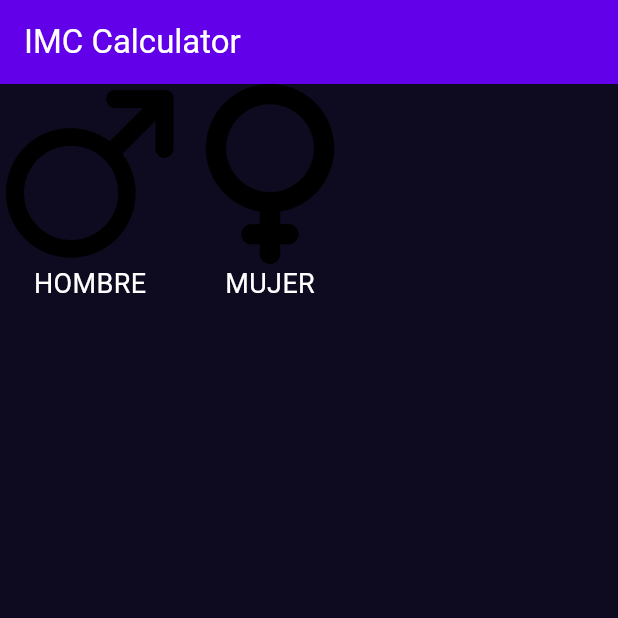
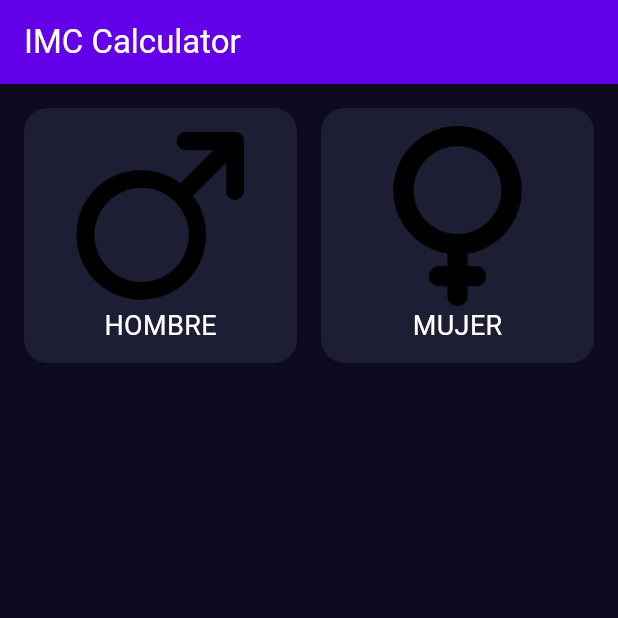
Before and after one commit to TaZZiTo/imc_calculator, a Flutter app: the screen it shows after launch, on a phone screen of 412 x 824 dp, the top half of it. Run offline on Flutter 3.47's test engine with Material 3 defaults, Android fonts, the phone set to English and light mode, and no system bars.

Commit message:
Añadidos botones GenderSelection

```diff
--- a/lib/components/gender_selector.dart
+++ b/lib/components/gender_selector.dart
@@ -1,4 +1,6 @@
 import 'package:flutter/material.dart';
+import 'package:imc_calculator/core/text_styles.dart';
+import 'package:imc_calculator/core/app_colors.dart';
 
 class GenderSelector extends StatefulWidget {
   const GenderSelector({super.key});
@@ -15,24 +17,70 @@ class _GenderSelectorState extends State<GenderSelector> {
     return Row(
       children: [
         //Hombre
-        Column(
+        Expanded(
+          child: GestureDetector(
+            onTap: (){
+              setState(() {
+                selectedGender = 'Hombre';
+              });
+            },
+            child: Padding(
+              padding: const EdgeInsets.only(left: 16,top: 16,bottom: 16,right: 8),
+              child: Container(
+                decoration: BoxDecoration(
+                 color:  selectedGender == 'Hombre'
+                ? AppColors.backgroundComponentsSelected
+                : AppColors.backgroundComponents,
+                 borderRadius: BorderRadius.circular(16),
+                ) ,
+                child: Padding(
+                  padding: const EdgeInsets.all(12),
+                  child: Column(
                     children: [
                       Image.asset('assets/images/male.png', height: 120),
                       Text(
                         'Hombre'.toUpperCase(),
-              style: TextStyle(color: Colors.white, fontSize: 18),
+                        style:TextStyles.bodyText
                       ),
                     ],
                   ),
+                ),
+              ),
+            ),
+          ),
+        ),
         //Mujer
-        Column(
+        Expanded(
+          child: GestureDetector(
+            onTap:(){
+              setState(() {
+              selectedGender = 'Mujer';
+              });
+            },
+            child: Padding(
+              padding: const EdgeInsets.only(left: 8,right: 16,top: 16, bottom: 16),
+              child: Container(
+                  decoration: BoxDecoration(
+                    color: selectedGender == 'Mujer'
+                    ? AppColors.backgroundComponentsSelected
+                    : AppColors.backgroundComponents,
+                    borderRadius: BorderRadius.circular(16),
+                  ),
+                  child: Padding(
+                    padding: const EdgeInsets.all(12),
+                    child: Column(
                     children: [
                       Image.asset('assets/images/female.png', height: 120),
                       Text(
                         'Mujer'.toUpperCase(),
-              style: TextStyle(color: Colors.white, fontSize: 18),
+                        style: TextStyles.bodyText,
                       ),
                     ],
+                              ),
+                  ),
+              ),
+            ),
+          ),
         ),
       ],
     );
--- a/lib/main.dart
+++ b/lib/main.dart
@@ -11,7 +11,7 @@ class MainApp extends StatelessWidget {
 
   @override
   Widget build(BuildContext context) {
-    return  MaterialApp(
+    return MaterialApp(
       home: Scaffold(
         appBar: AppBar(
           backgroundColor: AppColors.primary,
```
Also changed, not shown: pubspec.lock. Lines whose indentation alone changed are shown as unchanged.
